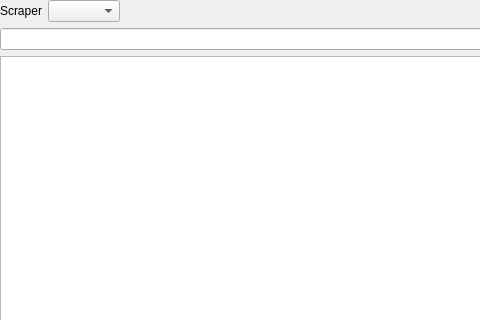
Komet/MediaElch, file src/movies/MovieSearchWidget.ui: the form before one commit; both pictures show x 0 to 480 and y 0 to 320 of the 810 by 738 pixel window.
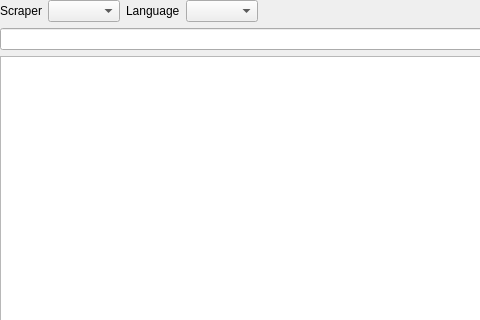
The form after the commit. Custom widgets are drawn as their Qt base class.

Commit message: [MovieSearch] Add language dropdown

Patch:
```diff
--- a/src/movies/MovieSearchWidget.ui
+++ b/src/movies/MovieSearchWidget.ui
@@ -38,6 +38,16 @@
      <item>
       <widget class="QComboBox" name="comboScraper"/>
      </item>
+     <item>
+      <widget class="QLabel" name="lblLanguage">
+       <property name="text">
+        <string>Language</string>
+       </property>
+      </widget>
+     </item>
+     <item>
+      <widget class="QComboBox" name="comboLanguage"/>
+     </item>
      <item>
       <spacer name="horizontalSpacer_2">
        <property name="orientation">
```
The commit also changes 30 other files.
